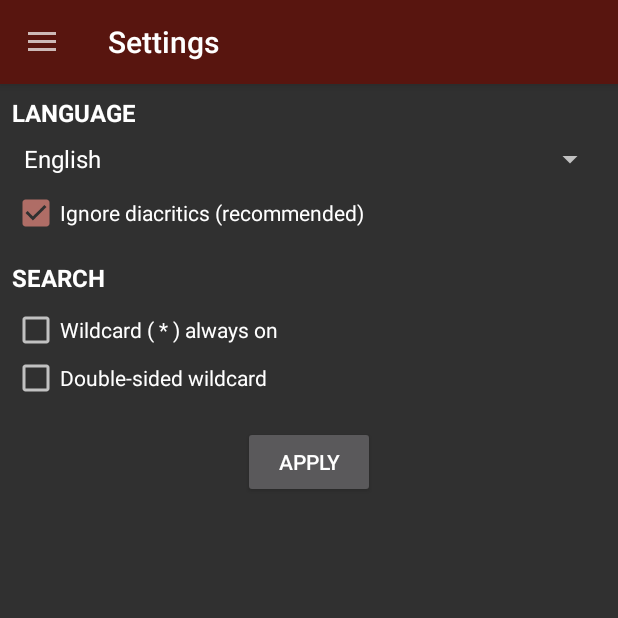
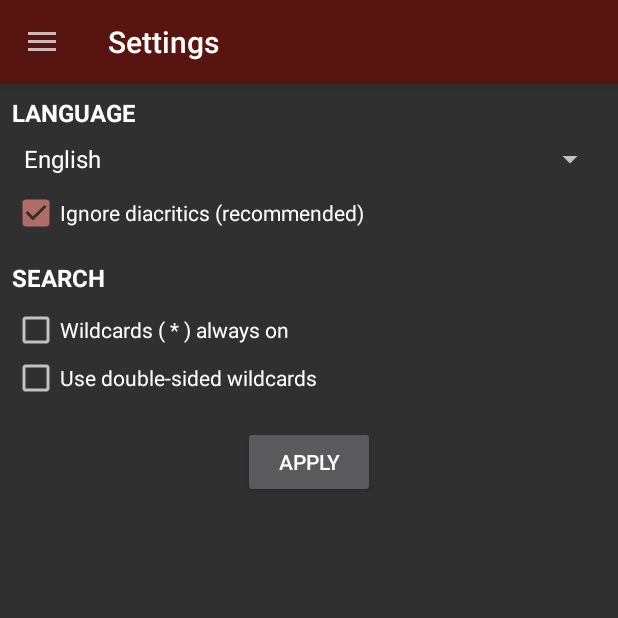
Before and after one commit to sheyon/LegendsLibrary, an Android app: the SettingsActivity screen opened directly, with no data from a screen before it, on a phone screen of 412 x 824 dp, the top half of it. Run offline under Robolectric (Android 15) with nearby library versions, the phone set to English and light mode, and no system bars.

Commit message:
French locale

```diff
--- a/app/build.gradle
+++ b/app/build.gradle
@@ -8,7 +8,7 @@ android {
         minSdkVersion 16
         targetSdkVersion 25
         versionCode 1
-        versionName "1.1.0"
+        versionName "1.1.1"
         testInstrumentationRunner "android.support.test.runner.AndroidJUnitRunner"
     }
     buildTypes {
--- a/app/src/main/AndroidManifest.xml
+++ b/app/src/main/AndroidManifest.xml
@@ -23,10 +23,10 @@
             android:parentActivityName=".MainActivity" />
         <activity
             android:name=".AboutActivity"
-            android:label="About" />
+            android:label="@string/drawer_about" />
         <activity
             android:name=".SettingsActivity"
-            android:label="Settings" />
+            android:label="@string/drawer_settings" />
     </application>
 
 </manifest>
--- a/app/src/main/java/com/sheyon/fivecats/legendslibrary/UniversalDrawer.java
+++ b/app/src/main/java/com/sheyon/fivecats/legendslibrary/UniversalDrawer.java
@@ -40,21 +40,21 @@ public class UniversalDrawer extends AppCompatActivity {
         mDrawerList.setOnItemClickListener(new AdapterView.OnItemClickListener() {
             @Override
             public void onItemClick(AdapterView<?> parent, View view, int position, long id) {
-                if (mDrawerItems[position].equals("Legends Library")) {
+                if (mDrawerItems[position].equals(mActivity.getString(R.string.drawer_legends))) {
                     Intent intent = new Intent(mActivity, MainActivity.class);
                     if (mActivity.getClass() != MainActivity.class) {
                         mActivity.startActivity(intent);
                         mDrawerLayout.closeDrawer(mDrawerList);
                     }
                 }
-                if (mDrawerItems[position].equals("Settings")) {
+                if (mDrawerItems[position].equals(mActivity.getString(R.string.drawer_settings))) {
                     Intent intent = new Intent(mActivity, SettingsActivity.class);
                     if (mActivity.getClass() != SettingsActivity.class) {
                         mActivity.startActivity(intent);
                         mDrawerLayout.closeDrawer(mDrawerList);
                     }
                 }
-                if (mDrawerItems[position].equals("About")) {
+                if (mDrawerItems[position].equals(mActivity.getString(R.string.drawer_about))) {
                     Intent intent = new Intent(mActivity, AboutActivity.class);
                     if (mActivity.getClass() != AboutActivity.class) {
                         mActivity.startActivity(intent);
--- a/app/src/main/res/layout/activity_settings.xml
+++ b/app/src/main/res/layout/activity_settings.xml
@@ -59,21 +59,21 @@
                     android:layout_width="wrap_content"
                     android:layout_height="wrap_content"
                     android:textAppearance="@style/AboutHeaderStyles"
-                    android:text="Search"
+                    android:text="@string/settings_search_header"
                     android:layout_marginBottom="8dp"/>
 
                 <CheckBox
                     android:id="@+id/settings_search_wildcard_on"
                     android:layout_width="wrap_content"
                     android:layout_height="wrap_content"
-                    android:text="Wildcard ( * ) always on"
+                    android:text="@string/settings_checkbox_wildcardOn"
                     android:layout_marginBottom="0dp"/>
 
                 <CheckBox
                     android:id="@+id/settings_search_double_wildcard"
                     android:layout_width="wrap_content"
                     android:layout_height="wrap_content"
-                    android:text="Double-sided wildcard"
+                    android:text="@string/settings_checkbox_doubleWildcard"
                     android:layout_marginBottom="16dp"/>
 
                 <Button
--- a/app/src/main/res/layout/fragment_search_layout.xml
+++ b/app/src/main/res/layout/fragment_search_layout.xml
@@ -29,7 +29,7 @@
                 android:layout_width="0dp"
                 android:layout_weight="1"
                 android:layout_height="wrap_content"
-                android:queryHint="Search the Library"/>
+                android:queryHint="@string/search_hint"/>
 
             <LinearLayout
                 android:id="@+id/search_info_clickable"
--- a/app/src/main/res/values/strings.xml
+++ b/app/src/main/res/values/strings.xml
@@ -20,10 +20,14 @@
     </string-array>
 
     <string-array name="drawer_items">
-        <item>Legends Library</item>
-        <item>Settings</item>
-        <item>About</item>
+        <item>@string/drawer_legends</item>
+        <item>@string/drawer_settings</item>
+        <item>@string/drawer_about</item>
     </string-array>
+
+    <string name="drawer_legends">Legends Library</string>
+    <string name="drawer_settings">Settings</string>
+    <string name="drawer_about">About</string>
 
     <string name="drawer_open">Open navigation drawer</string>
     <string name="drawer_close">Close navigation drawer</string>
@@ -39,13 +43,19 @@
     <string name="title_favorites">Favorites</string>
     <string name="title_search">Search</string>
 
+    <string name="search_hint">Search the Library</string>
+
     <string name="header_about">About</string>
     <string name="header_contact">Contact</string>
     <string name="header_privacy">Privacy Policy</string>
     <string name="header_disclaimer">Disclaimer</string>
+    <string name="header_thanks">Special Thanks</string>
 
     <string name="settings_lang_header">Language</string>
     <string name="settings_checkbox_diacritics">Ignore diacritics (recommended)</string>
+    <string name="settings_search_header">Search</string>
+    <string name="settings_checkbox_wildcardOn">Wildcards ( * ) always on</string>
+    <string name="settings_checkbox_doubleWildcard">Use double-sided wildcards</string>
     <string name="settings_button_apply">Apply</string>
 
     <string name="toast_write_db_fail">Database failed to open. You may need to clear some disk space.</string>
@@ -68,6 +78,7 @@
     <string name="popup_no_case">Queries are not case-sensitive.</string>
     <string name="popup_wildcard">You may add * to the end of a word to activate wildcard results. (Example: demon* returns \"demons\", \"demonic\", etc.</string>
     <string name="popup_ligatures">Ligatures (œ and ß) are not normalized! Do not decompose into oe or sz when searching!</string>
+    <string name="popup_doubleWildcards">If enabled, a double-sided wildcard will return <b>*result</b>, as well as <b>result*</b></string>
     <string name="popup_close">Close</string>
 
     <string name="about_aboutText">The Legends Library is a resource for players of the modern horror MMORPG the <b>Secret World</b> and <b>Secret World: Legends</b> by Funcom. All in-game Legends (or Lore, as some players might know them) are compiled into a searchable database for reading or research. The author hopes that you enjoy this resource, made completely free and ad-free to you, as you peer into the world of secret societies, magic, and twisting horrors.
@@ -78,5 +89,7 @@
     \n\nThe author is unaffiliated with Funcom, and this app is not authorized or endorsed by the Company.</string>
     <string name="about_contactText">I am reachable by email, Twitter, and Tumblr. Tumblr is also the development blog where you may follow the progress of this app. All feedback, suggestions, and bug reports are welcome.
     \n\nMy character\'s name is <b>Markel</b>. Give me a wave if you happen to see me in the game!</string>
+    <string name="about_thanksText">The Secret World community is truly one of the most helpful among MMOs. The author would like to thank the following people for their help in translating this app:
+    \n\nKuro-Hebi (Français)</string>
 
 </resources>
```
Also changed, not shown: app/src/main/java/com/sheyon/fivecats/legendslibrary/AboutActivity.java (+22 -7 lines), app/src/main/java/com/sheyon/fivecats/legendslibrary/CategoriesFragment.java (+9 -13 lines), app/src/main/res/layout/activity_about.xml (+46 -0 lines), app/src/main/res/layout/popup_search_info_layout.xml (+7 -0 lines), 1 other file.
